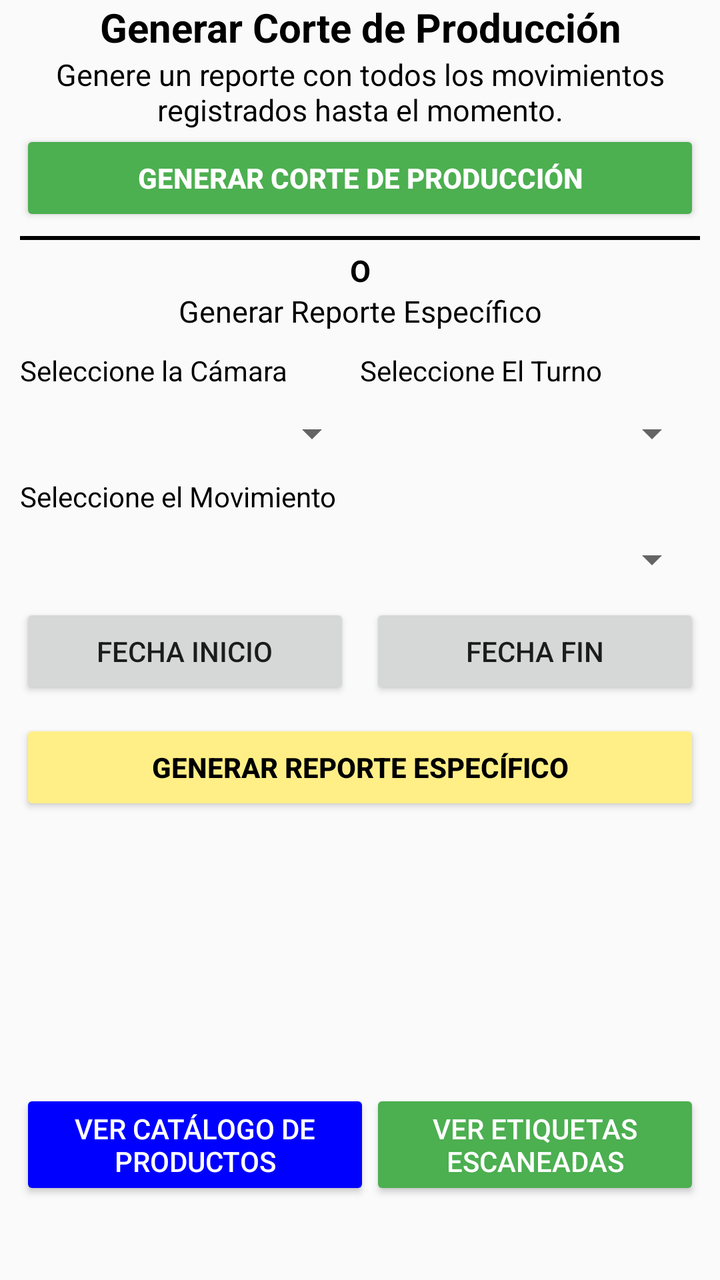
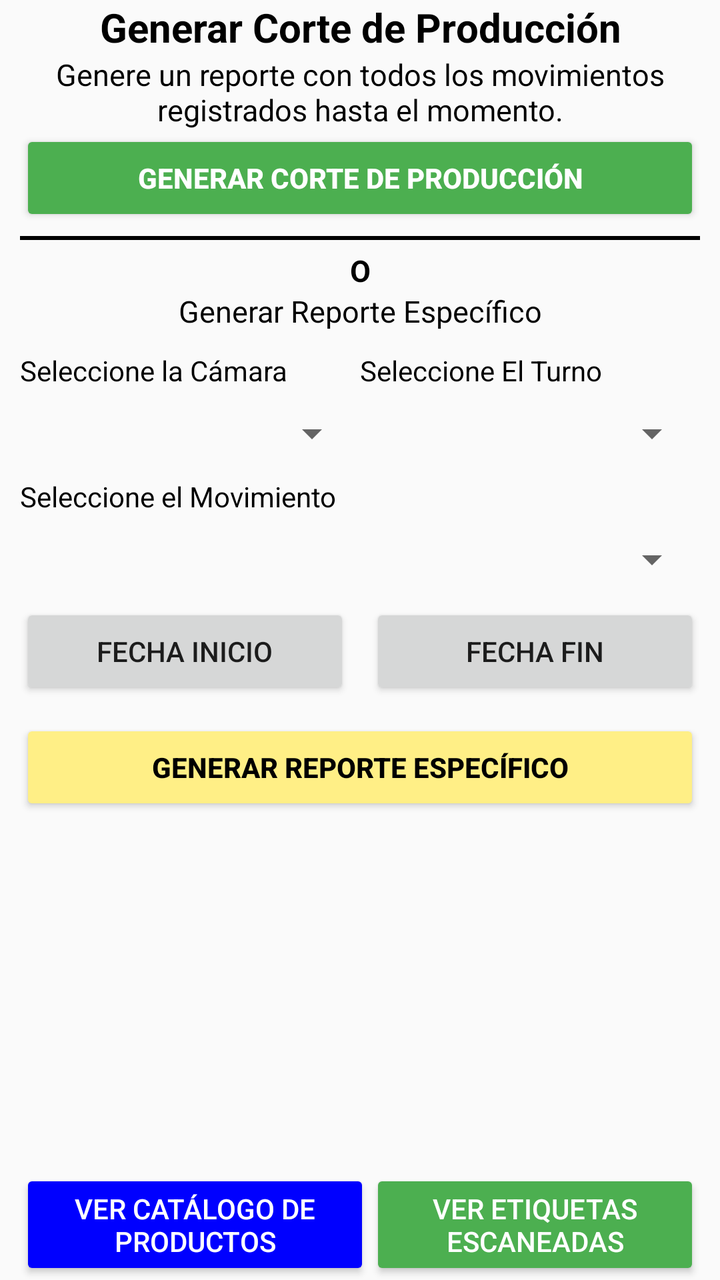

Two renders of the same Android screen: before a commit and after it. Below are the layout's source before the change and the commit's diff.
<!-- AndroidManifest.xml: application theme Theme.Etiquetas -->
<!-- res/layout/fragment_reportes.xml -->
<?xml version="1.0" encoding="utf-8"?>
<LinearLayout xmlns:android="http://schemas.android.com/apk/res/android"
    xmlns:app="http://schemas.android.com/apk/res-auto"
    xmlns:tools="http://schemas.android.com/tools"
    android:id="@+id/reportesMain"
    android:layout_width="match_parent"
    android:layout_height="match_parent"
    android:orientation="vertical"
    tools:context=".reportesActivity">

    <TextView
        android:layout_width="match_parent"
        android:layout_height="wrap_content"
        android:text="@string/generateReport"
        android:textAlignment="center"
        android:textColor="@color/black"
        android:textSize="20sp"
        android:textStyle="bold" />

    <TextView
        android:layout_width="match_parent"
        android:layout_height="wrap_content"
        android:text="@string/gen_general_report"
        android:textAlignment="center"
        android:textColor="@color/black"
        android:textSize="15sp" />

    <Button
        android:id="@+id/generarReporteGeneral"
        android:layout_width="match_parent"
        android:layout_height="wrap_content"
        android:layout_marginHorizontal="10dp"
        android:backgroundTint="@color/green"
        android:text="@string/generateReport"
        android:textColor="@color/white"
        android:textStyle="bold" />

    <com.google.android.material.divider.MaterialDivider
        android:layout_width="match_parent"
        android:layout_height="2dp"
        android:layout_marginHorizontal="10dp"
        android:layout_marginVertical="5dp"
        app:dividerColor="@color/black" />

    <TextView
        android:layout_width="match_parent"
        android:layout_height="wrap_content"
        android:text="@string/o"
        android:textAlignment="center"
        android:textColor="@color/black"
        android:textSize="15sp"
        android:textStyle="bold" />

    <TextView
        android:layout_width="match_parent"
        android:layout_height="wrap_content"
        android:text="@string/gen_specific_report"
        android:textAlignment="center"
        android:textColor="@color/black"
        android:textSize="15sp" />

    <LinearLayout
        android:layout_width="match_parent"
        android:layout_height="wrap_content"
        android:layout_marginHorizontal="10dp"
        android:layout_marginTop="10dp"
        android:orientation="horizontal">

        <TextView
            android:layout_width="0dp"
            android:layout_height="wrap_content"
            android:layout_weight="2"
            android:text="@string/select_camara"
            android:textColor="@color/black" />

        <TextView
            android:layout_width="0dp"
            android:layout_height="wrap_content"
            android:layout_weight="2"
            android:text="@string/select_turno"
            android:textColor="@color/black" />
    </LinearLayout>

    <LinearLayout
        android:layout_width="match_parent"
        android:layout_height="wrap_content"
        android:layout_marginHorizontal="10dp"
        android:layout_marginTop="10dp"
        android:orientation="horizontal">

        <Spinner
            android:id="@+id/selectorCamara"
            android:layout_width="0dp"
            android:layout_height="wrap_content"
            android:layout_weight="2" />

        <Spinner
            android:id="@+id/selectorTurno"
            android:layout_width="0dp"
            android:layout_height="wrap_content"
            android:layout_weight="2" />

    </LinearLayout>

    <LinearLayout
        android:layout_width="match_parent"
        android:layout_height="wrap_content"
        android:layout_marginHorizontal="10dp"
        android:layout_marginTop="10dp"
        android:orientation="horizontal">

        <TextView
            android:layout_width="0dp"
            android:layout_height="wrap_content"
            android:layout_weight="1"
            android:text="@string/select_mov"
            android:textAlignment="textStart"
            android:textColor="@color/black" />

    </LinearLayout>

    <LinearLayout
        android:layout_width="match_parent"
        android:layout_height="wrap_content"
        android:layout_marginHorizontal="10dp"
        android:layout_marginTop="10dp"
        android:orientation="horizontal">

        <Spinner
            android:id="@+id/selectorMovimiento"
            android:layout_width="match_parent"
            android:layout_height="wrap_content" />
    </LinearLayout>

    <LinearLayout
        android:layout_width="match_parent"
        android:layout_height="wrap_content"
        android:layout_marginHorizontal="10dp"
        android:layout_marginTop="10dp"
        android:orientation="horizontal">

        <Button
            android:id="@+id/btnFechaInicio"
            android:layout_width="0dp"
            android:layout_height="wrap_content"
            android:layout_marginEnd="5dp"
            android:layout_weight="1"
            android:text="@string/fecha_inicio"
            />

        <Button
            android:id="@+id/btnFechaFin"
            android:layout_width="0dp"
            android:layout_height="wrap_content"
            android:layout_marginStart="5dp"
            android:layout_weight="1"
            android:text="@string/fecha_fin" />
    </LinearLayout>

    <LinearLayout
        android:layout_width="match_parent"
        android:layout_height="wrap_content"
        android:layout_marginHorizontal="10dp"
        android:layout_marginTop="10dp"
        android:orientation="horizontal">

        <Button
            android:id="@+id/generarReporte"
            android:layout_width="match_parent"
            android:layout_height="wrap_content"
            android:backgroundTint="@color/yellow"
            android:text="@string/gen_specific_report"
            android:textAlignment="center"
            android:textColor="@color/black"
            android:textStyle="bold" />

    </LinearLayout>

    <View
        android:layout_width="match_parent"
        android:layout_height="0dp"
        android:layout_weight="1" />

    <LinearLayout
        android:layout_width="match_parent"
        android:layout_height="wrap_content"
        android:layout_gravity="center_horizontal"
        android:layout_marginHorizontal="10dp"
        android:layout_marginBottom="40dp"
        android:orientation="horizontal">

        <Button
            android:id="@+id/catalogoProducts"
            android:layout_width="wrap_content"
            android:layout_height="wrap_content"
            android:layout_weight="2"
            android:backgroundTint="@color/blue"
            android:text="@string/ver_cat_logo_de_productos"
            android:textColor="@color/white" />

        <Button
            android:id="@+id/seeAllEtiquetas"
            android:layout_width="wrap_content"
            android:layout_height="wrap_content"
            android:layout_weight="2"
            android:backgroundTint="@color/green"
            android:text="@string/ver_etiquetas_escaneadas"
            android:textColor="@color/white" />
    </LinearLayout>


</LinearLayout>
<!-- resources referenced by this layout -->
<resources>
  <color name="black">#FF000000</color>
  <color name="blue">#0000FF</color>
  <color name="green">#4CAF50</color>
  <color name="white">#FFFFFFFF</color>
  <color name="yellow">#FFEF86</color>
  <string name="fecha_fin">Fecha Fin</string>
  <string name="fecha_inicio">Fecha Inicio</string>
  <string name="gen_general_report">Genere un reporte con todos los movimientos registrados hasta el momento.</string>
  <string name="gen_specific_report">Generar Reporte Específico</string>
  <string name="generateReport">Generar Corte de Producción </string>
  <string name="o">O</string>
  <string name="select_camara">Seleccione la Cámara</string>
  <string name="select_mov">Seleccione el Movimiento</string>
  <string name="select_turno">Seleccione El Turno</string>
  <string name="ver_cat_logo_de_productos">Ver Catálogo de Productos</string>
  <string name="ver_etiquetas_escaneadas">Ver Etiquetas Escaneadas</string>
  <style name="Theme.Etiquetas" parent="Theme.AppCompat.Light.NoActionBar" />
</resources>

<!-- the commit's change to res/layout/fragment_reportes.xml (unified diff, before → after) -->
@@ -6,7 +6,8 @@
     android:layout_width="match_parent"
     android:layout_height="match_parent"
     android:orientation="vertical"
-    tools:context=".reportesActivity">
+    tools:context=".ReportesActivity"
+    android:fitsSystemWindows="true">
 
     <TextView
         android:layout_width="match_parent"
@@ -186,7 +187,6 @@
         android:layout_height="wrap_content"
         android:layout_gravity="center_horizontal"
         android:layout_marginHorizontal="10dp"
-        android:layout_marginBottom="40dp"
         android:orientation="horizontal">
 
         <Button
